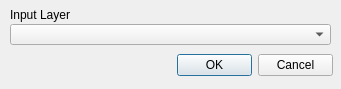
Above: forms/hcmgis_checkvalidity_form.ui from thangqd/HCMGIS before the change. Below: the same form after it.
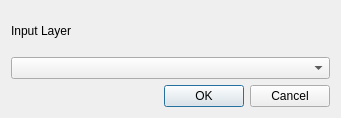
That is the form after the change. Custom widgets are drawn as their Qt base class.

Patch:
```diff
--- a/forms/hcmgis_checkvalidity_form.ui
+++ b/forms/hcmgis_checkvalidity_form.ui
@@ -13,7 +13,7 @@
     <x>0</x>
     <y>0</y>
     <width>341</width>
-    <height>89</height>
+    <height>118</height>
    </rect>
   </property>
   <property name="mouseTracking">
@@ -22,42 +22,25 @@
   <property name="windowTitle">
    <string>Check Validity</string>
   </property>
-  <widget class="QDialogButtonBox" name="BtnOKCancel">
-   <property name="geometry">
-    <rect>
-     <x>177</x>
-     <y>50</y>
-     <width>156</width>
-     <height>31</height>
-    </rect>
-   </property>
-   <property name="standardButtons">
-    <set>QDialogButtonBox::Cancel|QDialogButtonBox::Ok</set>
-   </property>
-  </widget>
+  <layout class="QVBoxLayout" name="verticalLayout">
+   <item>
   <widget class="QLabel" name="LblInput">
-   <property name="geometry">
-    <rect>
-     <x>10</x>
-     <y>7</y>
-     <width>321</width>
-     <height>16</height>
-    </rect>
-   </property>
    <property name="text">
     <string>Input Layer</string>
    </property>
   </widget>
-  <widget class="QgsMapLayerComboBox" name="CboInput">
-   <property name="geometry">
-    <rect>
-     <x>10</x>
-     <y>24</y>
-     <width>321</width>
-     <height>21</height>
-    </rect>
-   </property>
-  </widget>
+   </item>
+   <item>
+    <widget class="QgsMapLayerComboBox" name="CboInput"/>
+   </item>
+   <item>
+    <widget class="QDialogButtonBox" name="BtnOKCancel">
+     <property name="standardButtons">
+      <set>QDialogButtonBox::Cancel|QDialogButtonBox::Ok</set>
+     </property>
+    </widget>
+   </item>
+  </layout>
  </widget>
  <customwidgets>
   <customwidget>
```
Lines whose indentation alone changed are shown as unchanged.
